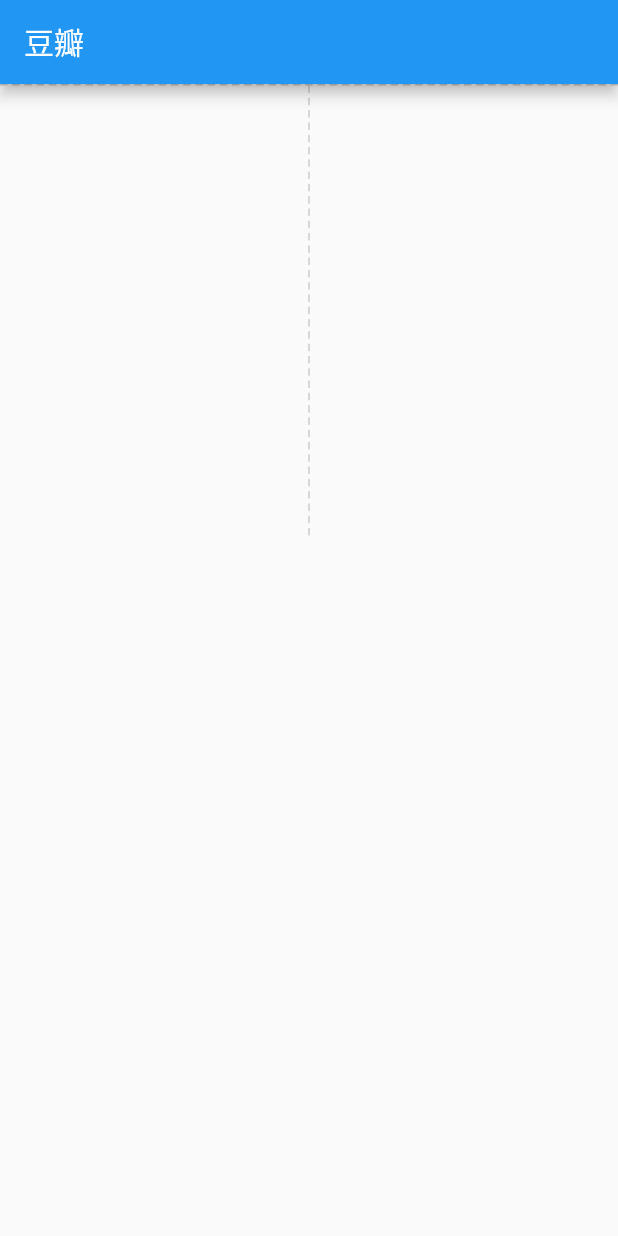
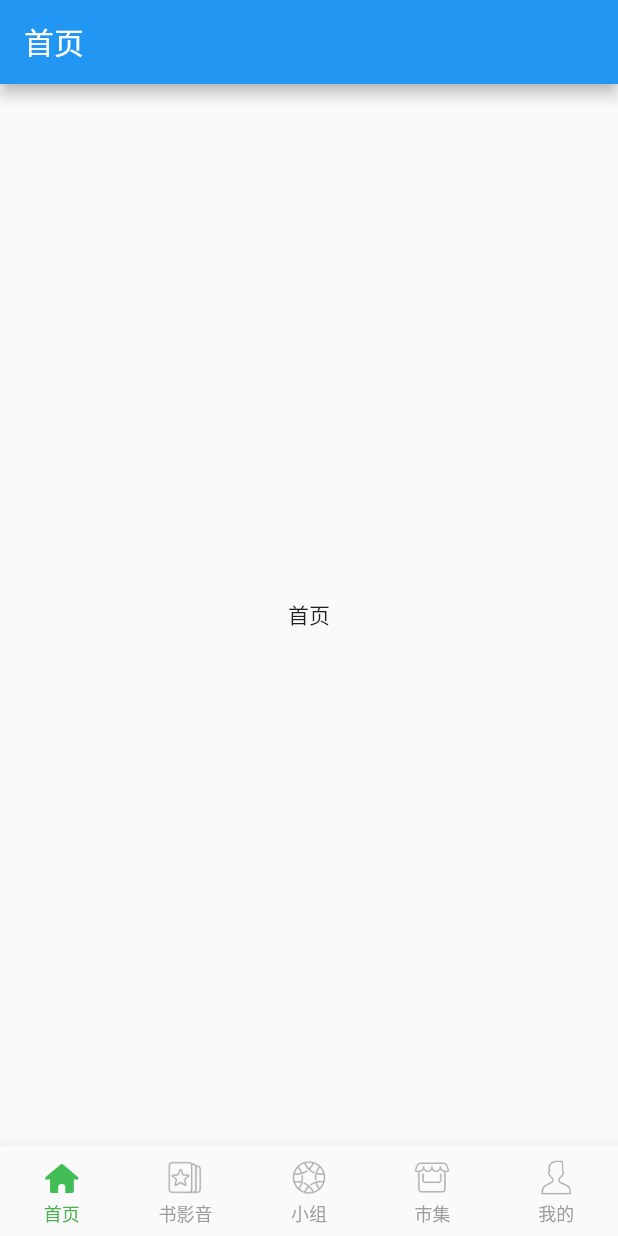
Before and after one commit to zhangjunpu/flutter_douban, a Flutter app: the screen it shows after launch, on a phone screen of 412 x 824 dp. Run offline on Flutter 3.47's test engine with Material 2 defaults, Android fonts, the phone set to English and light mode, and no system bars.

Commit message:
添加app主页框架

```diff
--- a/lib/main.dart
+++ b/lib/main.dart
@@ -1,4 +1,5 @@
 import 'package:flutter/material.dart';
+import 'package:flutter_douban/pages/main/main_page.dart';
 import 'package:flutter_douban/widget/dashed_line.dart';
 
 void main() {
@@ -14,47 +15,7 @@ class MyApp extends StatelessWidget {
         primarySwatch: Colors.blue,
         visualDensity: VisualDensity.adaptivePlatformDensity,
       ),
-      home: MyHomePage(title: "豆瓣"),
+      home: MainPage(),
     );
   }
 }
-
-class MyHomePage extends StatelessWidget {
-  MyHomePage({Key key, this.title}) : super(key: key);
-
-  final String title;
-
-  @override
-  Widget build(BuildContext context) {
-    return Scaffold(
-      appBar: AppBar(
-        title: Text(title),
-      ),
-      body: Center(
-        child: Container(
-          width: double.infinity,
-          child: Column(
-            children: [
-              Container(
-                child: DashedLine(
-                  strokeWidth: 1,
-                  dashWidth: 5,
-                  dashGap: 3,
-                ),
-              ),
-              Container(
-                height: 300,
-                child: DashedLine(
-                  axis: Axis.vertical,
-                  strokeWidth: 1,
-                  dashWidth: 5,
-                  dashGap: 3,
-                ),
-              ),
-            ],
-          ),
-        ),
-      ),
-    );
-  }
-}
--- /dev/null
+++ b/lib/pages/group/group_content.dart
@@ -0,0 +1,15 @@
+import 'package:flutter/material.dart';
+
+class GroupContent extends StatelessWidget {
+  @override
+  Widget build(BuildContext context) {
+    return Scaffold(
+      appBar: AppBar(
+        title: Text("小组"),
+      ),
+      body: Center(
+        child: Text("小组"),
+      ),
+    );
+  }
+}
--- /dev/null
+++ b/lib/pages/main/home_content.dart
@@ -0,0 +1,15 @@
+import 'package:flutter/material.dart';
+
+class HomeContent extends StatelessWidget {
+  @override
+  Widget build(BuildContext context) {
+    return Scaffold(
+      appBar: AppBar(
+        title: Text("首页"),
+      ),
+      body: Center(
+        child: Text("首页"),
+      ),
+    );
+  }
+}
--- /dev/null
+++ b/lib/pages/main/main_items.dart
@@ -0,0 +1,43 @@
+import 'package:flutter/material.dart';
+import 'package:flutter_douban/pages/group/group_content.dart';
+import 'package:flutter_douban/pages/mall/mall_content.dart';
+import 'package:flutter_douban/pages/profile/profile_content.dart';
+import 'package:flutter_douban/pages/subject/subject_content.dart';
+
+import 'home_content.dart';
+
+BottomNavigationBarItem item(String name, String iconName) {
+  return BottomNavigationBarItem(
+    icon: Image.asset(
+      "assets/images/tabbar/$iconName.png",
+      width: 30,
+      height: 30,
+    ),
+    title: Text(name),
+    activeIcon: Image.asset(
+      "assets/images/tabbar/${iconName}_active.png",
+      width: 30,
+      height: 30,
+    ),
+  );
+}
+
+List<BottomNavigationBarItem> items() {
+  return [
+    item("首页", "home"),
+    item("书影音", "subject"),
+    item("小组", "group"),
+    item("市集", "mall"),
+    item("我的", "profile"),
+  ];
+}
+
+List<Widget> indexStackItems(){
+  return [
+    HomeContent(),
+    SubjectContent(),
+    GroupContent(),
+    MallContent(),
+    ProfileContent()
+  ];
+}
--- /dev/null
+++ b/lib/pages/main/main_page.dart
@@ -0,0 +1,35 @@
+import 'package:flutter/material.dart';
+
+import 'main_items.dart';
+
+class MainPage extends StatefulWidget {
+  @override
+  _MainPageState createState() => _MainPageState();
+}
+
+class _MainPageState extends State<MainPage> {
+  int _currentIndex = 0;
+
+  @override
+  Widget build(BuildContext context) {
+    return Scaffold(
+      body: IndexedStack(
+        index: _currentIndex,
+        children: indexStackItems(),
+      ),
+      bottomNavigationBar: BottomNavigationBar(
+        items: items(),
+        type: BottomNavigationBarType.fixed,
+        selectedFontSize: 12,
+        unselectedItemColor: Colors.grey,
+        selectedItemColor: Colors.green,
+        currentIndex: _currentIndex,
+        onTap: (index) {
+          setState(() {
+            _currentIndex = index;
+          });
+        },
+      ),
+    );
+  }
+}
--- /dev/null
+++ b/lib/pages/mall/mall_content.dart
@@ -0,0 +1,15 @@
+import 'package:flutter/material.dart';
+
+class MallContent extends StatelessWidget {
+  @override
+  Widget build(BuildContext context) {
+    return Scaffold(
+      appBar: AppBar(
+        title: Text("市集"),
+      ),
+      body: Center(
+        child: Text("市集"),
+      ),
+    );
+  }
+}
--- /dev/null
+++ b/lib/pages/subject/subject_content.dart
@@ -0,0 +1,15 @@
+import 'package:flutter/material.dart';
+
+class SubjectContent extends StatelessWidget {
+  @override
+  Widget build(BuildContext context) {
+    return Scaffold(
+      appBar: AppBar(
+        title: Text("书影音"),
+      ),
+      body: Center(
+        child: Text("书影音"),
+      ),
+    );
+  }
+}
```
Also changed, not shown: lib/pages/profile/profile_content.dart (added, +15 -0 lines), pubspec.lock.
